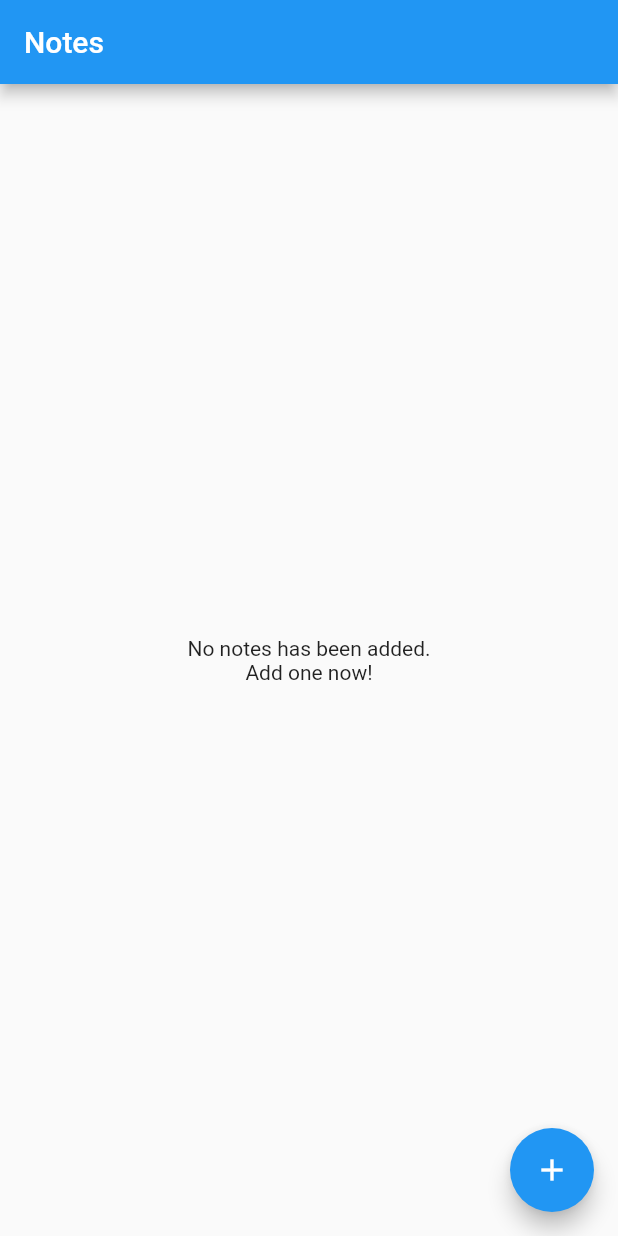
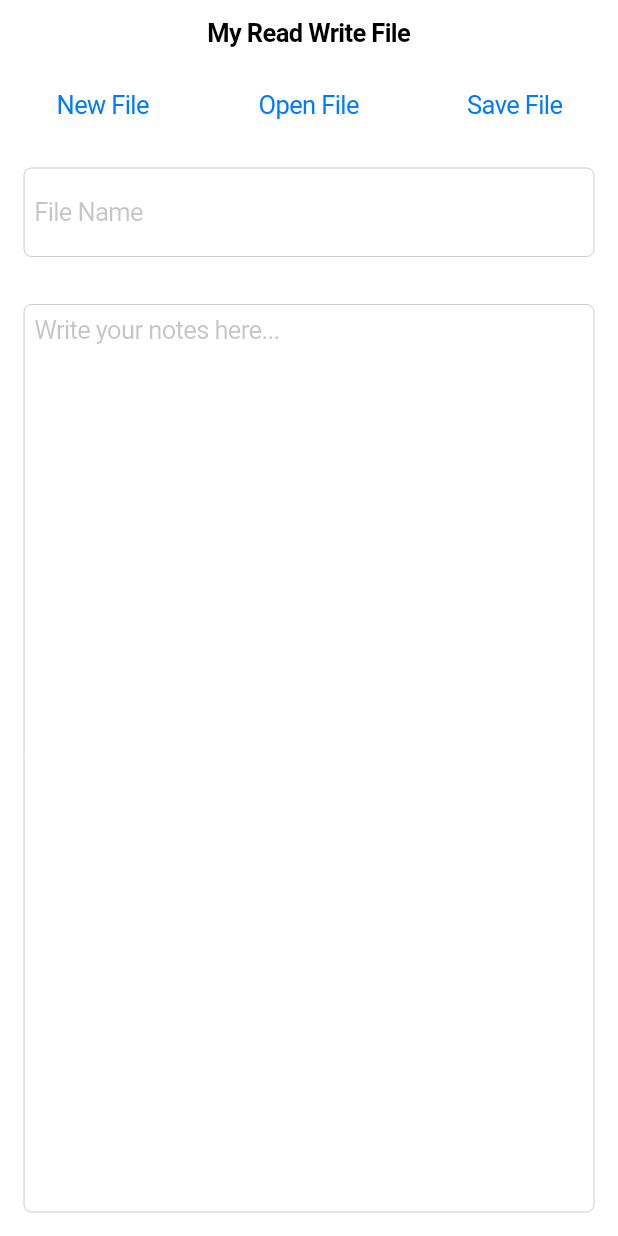
Before and after one commit to zerowu49/funflutter, a Flutter app: the screen it shows after launch, on a phone screen of 412 x 824 dp. Run offline on Flutter 3.47's test engine with Material 2 defaults, Android fonts, the phone set to English and light mode, and no system bars; our stand-ins replace fluttertoast, sqflite; accounts and stored records are empty.

Commit message:
add: crud local file

```diff
--- /dev/null
+++ b/lib/file_helper.dart
@@ -0,0 +1,37 @@
+import 'dart:io';
+
+import 'package:path_provider/path_provider.dart';
+
+class FileHelper {
+  static Future<File> writeFile(String path, String content) async {
+    final file = File(path);
+
+    // Menuliskan konten ke dalam berkas.
+    print('Saved to $path');
+    return file.writeAsString('$content');
+  }
+
+  static Future<String> readFile(String filePath) async {
+    try {
+      final file = File(filePath);
+
+      // Membaca berkas sebagai sebuah String.
+      String contents = await file.readAsString();
+
+      return contents;
+    } catch (e) {
+      // Jika terjadi eror, mencetak pesan eror ke konsol dan mengembalikan teks kosong.
+      print(e);
+      return '';
+    }
+  }
+
+  static Future<String> getFilePath(String filename) async {
+    // Mengembalikan lokasi folder dari internal storage aplikasi
+    final directory = await getApplicationDocumentsDirectory();
+
+    final prefix = directory.path;
+    final absolutePath = '$prefix/$filename.txt';
+    return absolutePath;
+  }
+}
--- /dev/null
+++ b/lib/home_page.dart
@@ -0,0 +1,167 @@
+import 'dart:io';
+
+import 'package:flutter/cupertino.dart';
+import 'package:flutter/material.dart';
+import 'package:funflutter/file_dialog.dart';
+import 'package:funflutter/file_helper.dart';
+import 'package:path/path.dart';
+import 'package:path_provider/path_provider.dart';
+
+class MyHomePage extends StatefulWidget {
+  @override
+  _MyHomePageState createState() => _MyHomePageState();
+}
+
+class _MyHomePageState extends State<MyHomePage> {
+  final _titleController = TextEditingController();
+  final _contentController = TextEditingController();
+  bool get _isValid => _titleController.text.isNotEmpty;
+
+  void _createNewFile() {
+    _titleController.clear();
+    _contentController.clear();
+  }
+
+  void _openFile(String filePath) async {
+    final content = await FileHelper.readFile(filePath);
+    _contentController.text = content;
+    _titleController.text = split(filePath).last.split('.').first;
+  }
+
+  void _saveFile(BuildContext context) async {
+    if (_isValid) {
+      final filePath = await FileHelper.getFilePath(_titleController.text);
+      FileHelper.writeFile(filePath, _contentController.text);
+      showCupertinoDialog(
+        context: context,
+        builder: (context) {
+          return CupertinoAlertDialog(
+            title: Text('File Saved'),
+            actions: [
+              CupertinoDialogAction(
+                child: Text('Ok'),
+                onPressed: () {
+                  Navigator.pop(context);
+                },
+              )
+            ],
+          );
+        },
+      );
+    } else {
+      showCupertinoDialog(
+        context: context,
+        builder: (context) {
+          return CupertinoAlertDialog(
+            title: Text(
+              'File Not Created',
+              style: TextStyle(color: CupertinoColors.systemRed),
+            ),
+            content: Text('File name must not be empty!'),
+            actions: [
+              CupertinoDialogAction(
+                isDefaultAction: true,
+                child: Text('Ok'),
+                onPressed: () {
+                  Navigator.pop(context);
+                },
+              )
+            ],
+          );
+        },
+      );
+    }
+  }
+
+  void _getFilesInDirectory(BuildContext context) async {
+    final directory = await getApplicationDocumentsDirectory();
+
+    final dir = Directory(directory.path);
+    final files =
+        dir.listSync().toList().where((file) => file.path.contains('txt'));
+
+    final FileSystemEntity? selectedFile = await Navigator.push(
+      context,
+      CupertinoPageRoute(
+        builder: (context) => FileDialog(
+          files: files.toList(),
+        ),
+        fullscreenDialog: true,
+      ),
+    );
+    if (selectedFile != null) {
+      _openFile(selectedFile.path);
+    }
+  }
+
+  @override
+  Widget build(BuildContext context) {
+    return CupertinoPageScaffold(
+      navigationBar: CupertinoNavigationBar(
+        middle: Text('My Read Write File'),
+      ),
+      child: SafeArea(
+        child: Column(
+          children: [
+            Row(
+              children: [
+                Expanded(
+                  child: CupertinoButton(
+                    child: Text('New File'),
+                    onPressed: _createNewFile,
+                  ),
+                ),
+                Expanded(
+                  child: CupertinoButton(
+                    child: Text('Open File'),
+                    onPressed: () {
+                      _getFilesInDirectory(context);
+                    },
+                  ),
+                ),
+                Expanded(
+                  child: CupertinoButton(
+                    child: Text('Save File'),
+                    onPressed: () {
+                      _saveFile(context);
+                    },
+                  ),
+                ),
+              ],
+            ),
+            Expanded(
+              flex: 1,
+              child: Container(
+                margin: const EdgeInsets.all(16),
+                child: CupertinoTextField(
+                  placeholder: 'File Name',
+                  controller: _titleController,
+                ),
+              ),
+            ),
+            Expanded(
+              flex: 7,
+              child: Container(
+                margin: const EdgeInsets.all(16),
+                child: CupertinoTextField(
+                  placeholder: 'Write your notes here...',
+                  keyboardType: TextInputType.multiline,
+                  maxLines: null,
+                  controller: _contentController,
+                  textAlignVertical: TextAlignVertical.top,
+                ),
+              ),
+            ),
+          ],
+        ),
+      ),
+    );
+  }
+
+  @override
+  void dispose() {
+    _titleController.dispose();
+    _contentController.dispose();
+    super.dispose();
+  }
+}
--- a/lib/main.dart
+++ b/lib/main.dart
@@ -1,7 +1,6 @@
+import 'package:flutter/cupertino.dart';
 import 'package:flutter/material.dart';
-import 'package:funflutter/db_provider.dart';
-import 'package:funflutter/note_list_page.dart';
-import 'package:provider/provider.dart';
+import 'package:funflutter/home_page.dart';
 
 void main() async {
   runApp(MyApp());
@@ -10,16 +9,12 @@ void main() async {
 class MyApp extends StatelessWidget {
   @override
   Widget build(BuildContext context) {
-    return ChangeNotifierProvider(
-      create: (context) => DbProvider(),
-      child: MaterialApp(
-        title: 'Flutter Demo',
-        theme: ThemeData(
-          primarySwatch: Colors.blue,
-          visualDensity: VisualDensity.adaptivePlatformDensity,
-        ),
-        home: NoteListPage(),
+    return CupertinoApp(
+      title: 'Flutter CRUD Local File',
+      theme: CupertinoThemeData(
+        primaryColor: CupertinoColors.systemBlue,
       ),
+      home: MyHomePage(),
     );
   }
 }
--- a/pubspec.yaml
+++ b/pubspec.yaml
@@ -27,6 +27,7 @@ dependencies:
   provider: ^6.0.1
   fluttertoast: ^8.0.8
   path: ^1.8.1
+  path_provider: ^2.0.4
   shared_preferences: ^2.0.7
 
   # The following adds the Cupertino Icons font to your application.
```
Also changed, not shown: lib/file_dialog.dart (added, +34 -0 lines), pubspec.lock, 1 other file.
